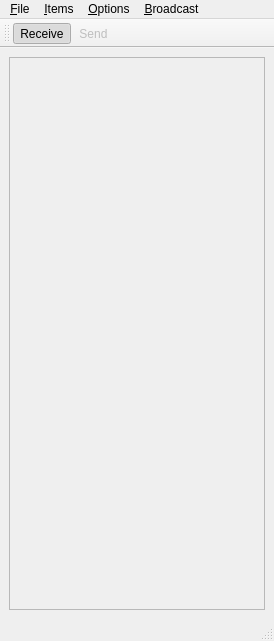
This is WellUI/logviewer.ui in fsoos74/su as Qt 5 draws it before an edit. The edited form follows.
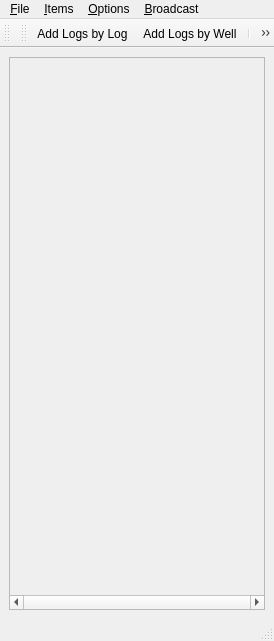
This is the edited form. Icons and pictures are not drawn.

```diff
--- a/WellUI/logviewer.ui
+++ b/WellUI/logviewer.ui
@@ -17,11 +17,17 @@
    <layout class="QVBoxLayout" name="verticalLayout">
     <item>
      <widget class="QScrollArea" name="tracksArea">
+      <property name="sizePolicy">
+       <sizepolicy hsizetype="MinimumExpanding" vsizetype="MinimumExpanding">
+        <horstretch>1</horstretch>
+        <verstretch>1</verstretch>
+       </sizepolicy>
+      </property>
       <property name="verticalScrollBarPolicy">
        <enum>Qt::ScrollBarAlwaysOff</enum>
       </property>
       <property name="horizontalScrollBarPolicy">
-       <enum>Qt::ScrollBarAsNeeded</enum>
+       <enum>Qt::ScrollBarAlwaysOn</enum>
       </property>
       <property name="widgetResizable">
        <bool>true</bool>
@@ -32,7 +38,7 @@
          <x>0</x>
          <y>0</y>
          <width>254</width>
-         <height>532</height>
+         <height>518</height>
         </rect>
        </property>
       </widget>
@@ -96,6 +102,17 @@
    <addaction name="menu_Broadcast"/>
   </widget>
   <widget class="QStatusBar" name="statusbar"/>
+  <widget class="QToolBar" name="mouseToolBar">
+   <property name="windowTitle">
+    <string>toolBar_2</string>
+   </property>
+   <attribute name="toolBarArea">
+    <enum>TopToolBarArea</enum>
+   </attribute>
+   <attribute name="toolBarBreak">
+    <bool>false</bool>
+   </attribute>
+  </widget>
   <widget class="QToolBar" name="toolBar">
    <property name="windowTitle">
     <string>toolBar</string>
@@ -106,6 +123,9 @@
    <attribute name="toolBarBreak">
     <bool>false</bool>
    </attribute>
+   <addaction name="actionAdd_Logs_by_Log"/>
+   <addaction name="action_Add_Log"/>
+   <addaction name="separator"/>
    <addaction name="action_Receive"/>
    <addaction name="action_Send"/>
   </widget>
```
Left out of the diff: 8 changed lines with no effect on the pictures.
